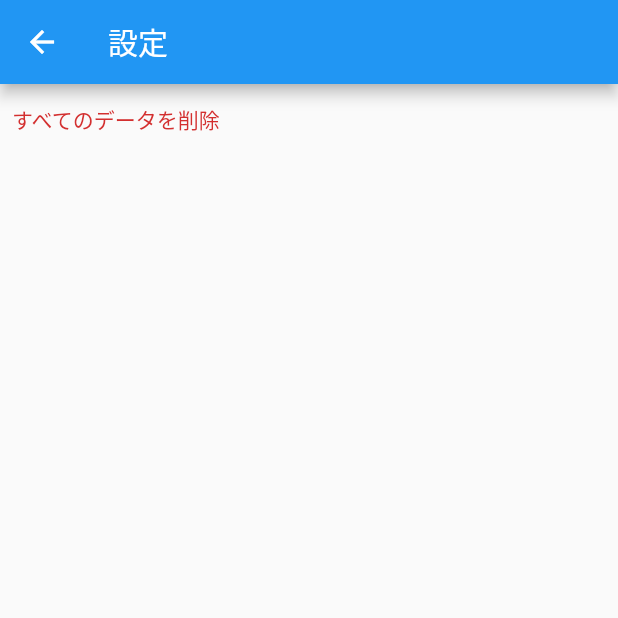
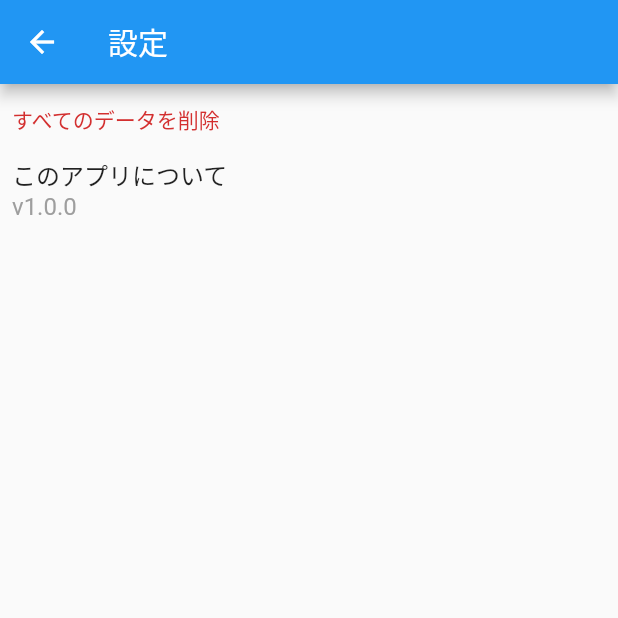
Before and after one commit to team-musashi/stamp-rally, a Flutter app: the SettingPage screen opened directly, on a phone screen of 412 x 824 dp, the top half of it. Run offline on Flutter 3.47's test engine with Material 2 defaults, Android fonts, the phone set to English and light mode, and no system bars; our stand-ins replace cloud_firestore, firebase_auth, firebase_core, flutter_riverpod, freezed_annotation, gap and 1 more; missing offline and left inert: roggle; accounts and stored records are empty.

Commit message:
🚀 feat: このアプリについてセクションのUIを実装

```diff
--- a/lib/presentation/page/setting/setting_page.dart
+++ b/lib/presentation/page/setting/setting_page.dart
@@ -12,8 +12,31 @@ class SettingPage extends StatelessWidget {
         title: const Text('設定'),
       ),
       body: Column(
-        children: const [
-          DeleteUserButton(),
+        crossAxisAlignment: CrossAxisAlignment.start,
+        children: [
+          const DeleteUserButton(),
+          GestureDetector(
+            onTap: () => showAboutDialog(
+                context: context,
+                applicationName: 'Stamp-Rally',
+                applicationVersion: '1.0.0',
+                applicationIcon: const Icon(Icons.apple_sharp),
+                applicationLegalese: '(C)2022 stamp-rally'),
+            child: Container(
+              padding: const EdgeInsets.symmetric(horizontal: 8),
+              width: double.infinity,
+              child: Column(
+                crossAxisAlignment: CrossAxisAlignment.start,
+                children: const [
+                  Text('このアプリについて', style: TextStyle(fontSize: 16)),
+                  Text(
+                    'v1.0.0',
+                    style: TextStyle(fontSize: 16, color: Colors.grey),
+                  ),
+                ],
+              ),
+            ),
+          )
         ],
       ),
     );
```
